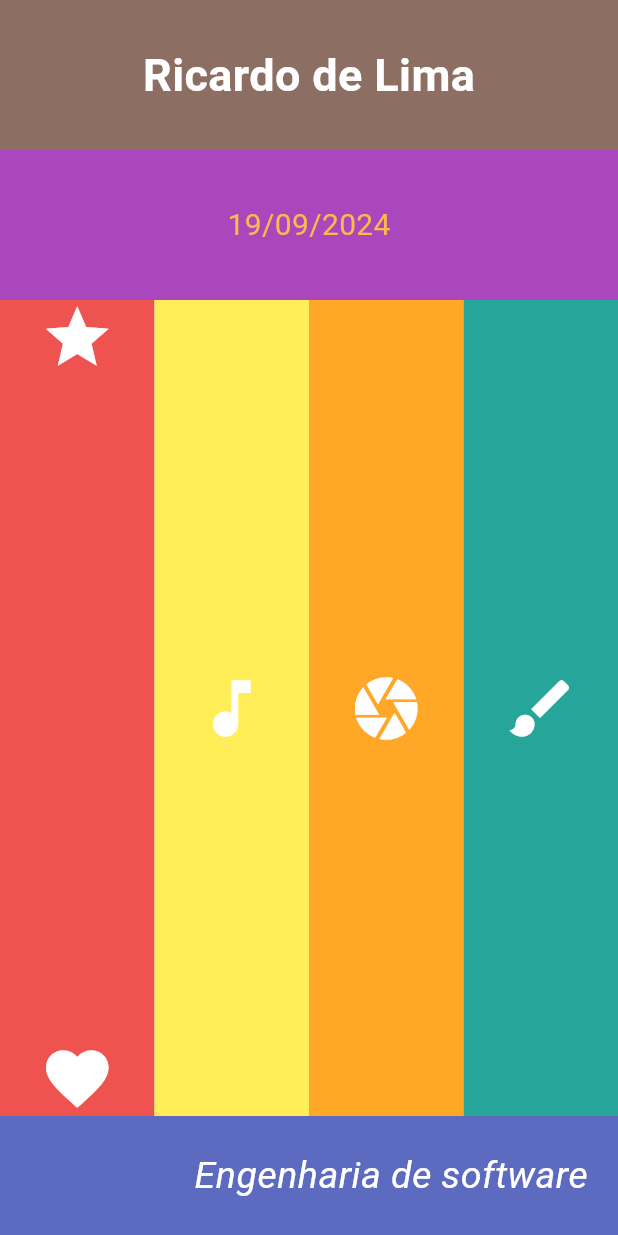
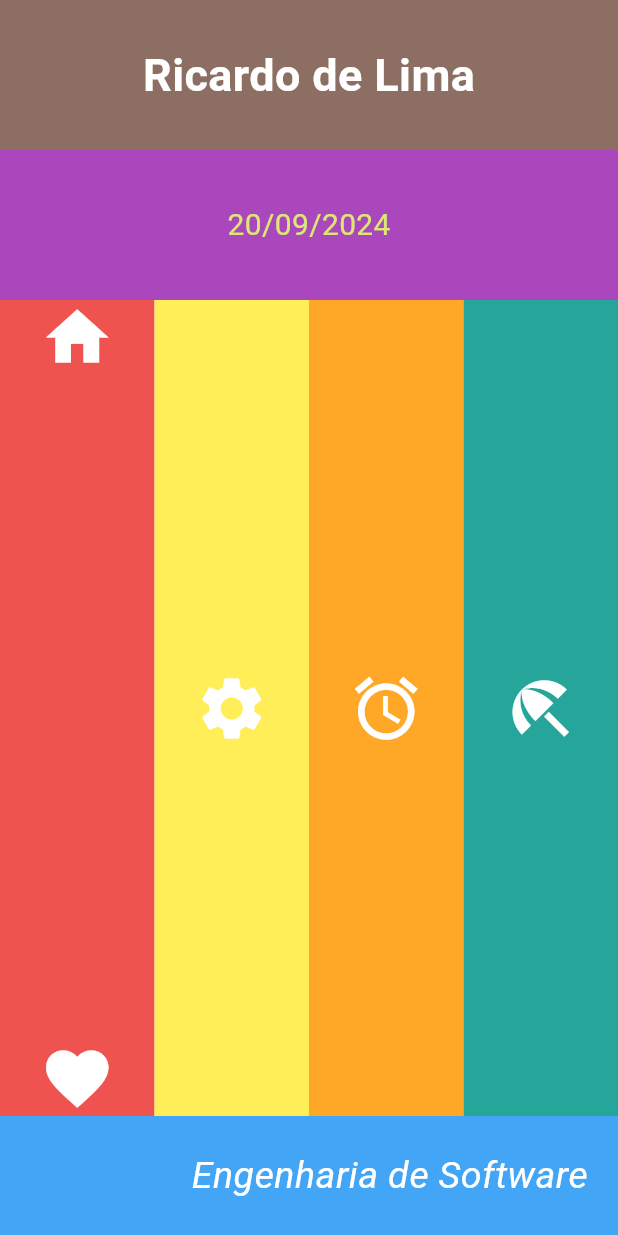
Before and after one commit to faustocintra/dsm2-unifacef-2024-2, a Flutter app: the screen it shows after launch, on a phone screen of 412 x 824 dp. Run offline on Flutter 3.47's test engine with Material 3 defaults, Android fonts, the phone set to English and light mode, and no system bars.

Commit message:
Layout Prova_1

```diff
--- a/layout2/lib/main.dart
+++ b/layout2/lib/main.dart
@@ -9,6 +9,7 @@ class MyApp extends StatelessWidget {
 
   @override
   Widget build(BuildContext context) {
+    // Método build, que contrói a interface do App
     return MaterialApp(
       title: 'Flutter Demo',
       debugShowCheckedModeBanner: false,
@@ -22,6 +23,7 @@ class MyApp extends StatelessWidget {
 }
 
 class MyHomePage extends StatelessWidget {
+  //Construtor da página inicial
   const MyHomePage({super.key, required this.title});
   final String title;
 
@@ -59,9 +61,9 @@ class Layout extends StatelessWidget {
           height: 100,
           child: Center(
             child: Text(
-              '19/09/2024',
+              '20/09/2024',
               style: TextStyle(
-                color: Colors.orange[300],
+                color: Colors.lime[300],
                 fontSize: 20,
               ),
             ),
@@ -78,17 +80,17 @@ class Layout extends StatelessWidget {
                   child: Column(
                     mainAxisAlignment: MainAxisAlignment.spaceBetween,
                     children: [
-                      Icon(Icons.star, size: 50, color: Colors.white),
+                      Icon(Icons.home, size: 50, color: Colors.white),
                       Icon(Icons.favorite, size: 50, color: Colors.white),
                     ],
                   ),
                 ),
-              ), //Primeira coluna
+              ), // Primeira Coluna
               Expanded(
                 child: Container(
                   color: Colors.yellow[400],
                   child: Center(
-                    child: Icon(Icons.music_note, size: 50, color: Colors.white),
+                    child: Icon(Icons.settings, size: 50, color: Colors.white),
                   ),
                 ),
               ),// Segunda Coluna
@@ -96,7 +98,7 @@ class Layout extends StatelessWidget {
                 child: Container(
                   color: Colors.orange[400],
                   child: Center(
-                    child: Icon(Icons.camera, size: 50, color: Colors.white),
+                    child: Icon(Icons.alarm, size: 50, color: Colors.white),
                   ),
                 ),
               ),// Terceira Coluna
@@ -104,7 +106,7 @@ class Layout extends StatelessWidget {
                 child: Container(
                   color: Colors.teal[400],
                   child: Center(
-                    child: Icon(Icons.brush, size: 50, color: Colors.white),
+                    child: Icon(Icons.beach_access, size: 50, color: Colors.white),
                   ),
                 ),
               ),// Quarta Coluna
@@ -113,14 +115,14 @@ class Layout extends StatelessWidget {
         ),
         // Terceira row
         Container(
-          color: Colors.indigo[400],
+          color: Colors.blue[400],
           height: 80,
           child: Align(
             alignment: Alignment.centerRight,
             child: Padding(
               padding: const EdgeInsets.only(right: 20),
               child: Text(
-                'Engenharia de software',
+                'Engenharia de Software',
                 style: TextStyle(
                   color: Colors.white,
                   fontStyle: FontStyle.italic,
```
Also changed, not shown: layout2/PRINT_PROVA_1/image.png (added).
